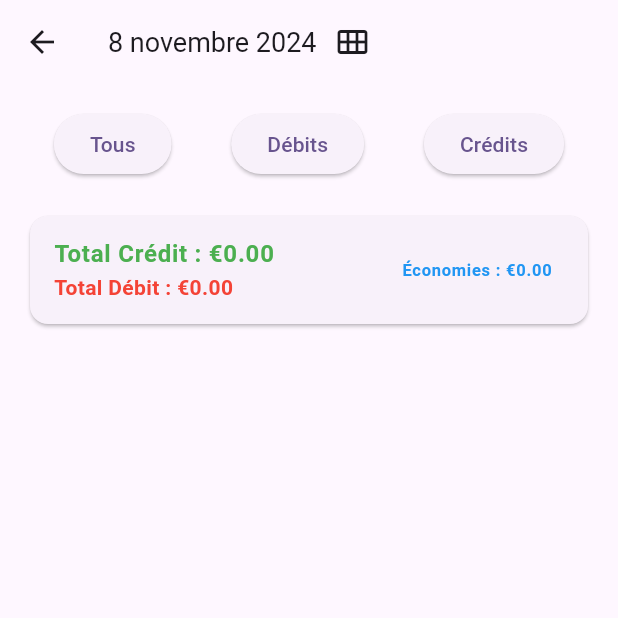
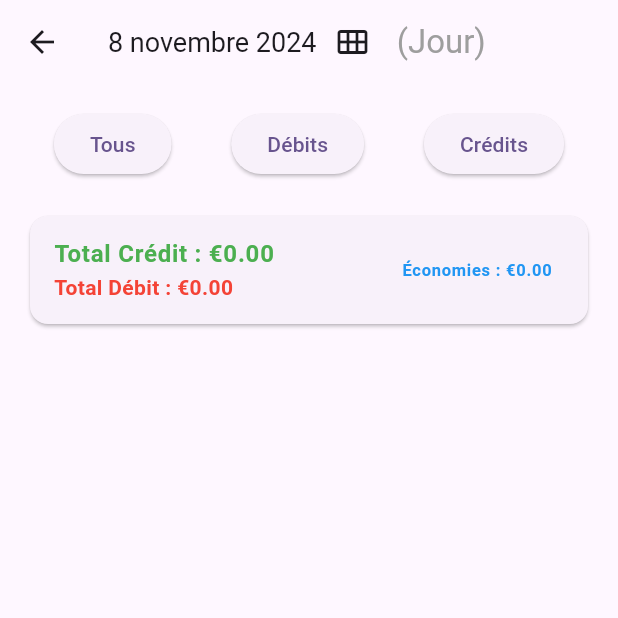
Before and after one commit to PavelDelhomme/flutter_budget_management, a Flutter app: the TransactionsBaseView screen opened directly, on a phone screen of 412 x 824 dp, the top half of it. Run offline on Flutter 3.47's test engine with Material 3 defaults, Android fonts, the phone set to English and light mode, and no system bars; our stand-ins replace another_flushbar, cloud_firestore, firebase_auth, firebase_core, firebase_storage, flutter_map and 7 more; missing offline and left inert: nominatim_geocoding; accounts and stored records are empty.

Commit message:
Meilleur visibilité du type de vue actuellement afficher dans la liste des transction

```diff
--- a/lib/views/budget/transaction/base/transactions_base_view.dart
+++ b/lib/views/budget/transaction/base/transactions_base_view.dart
@@ -322,6 +322,11 @@ class _TransactionsBaseViewState extends State<TransactionsBaseView> {
                 });
               },
             ),
+            // Affichage de la vue actuelle
+            Text(
+              isViewingMonth ? " (Mois)" : " (Jour)",
+              style: const TextStyle(color: Colors.grey),
+            ),
           ],
         ),
       ),
```
